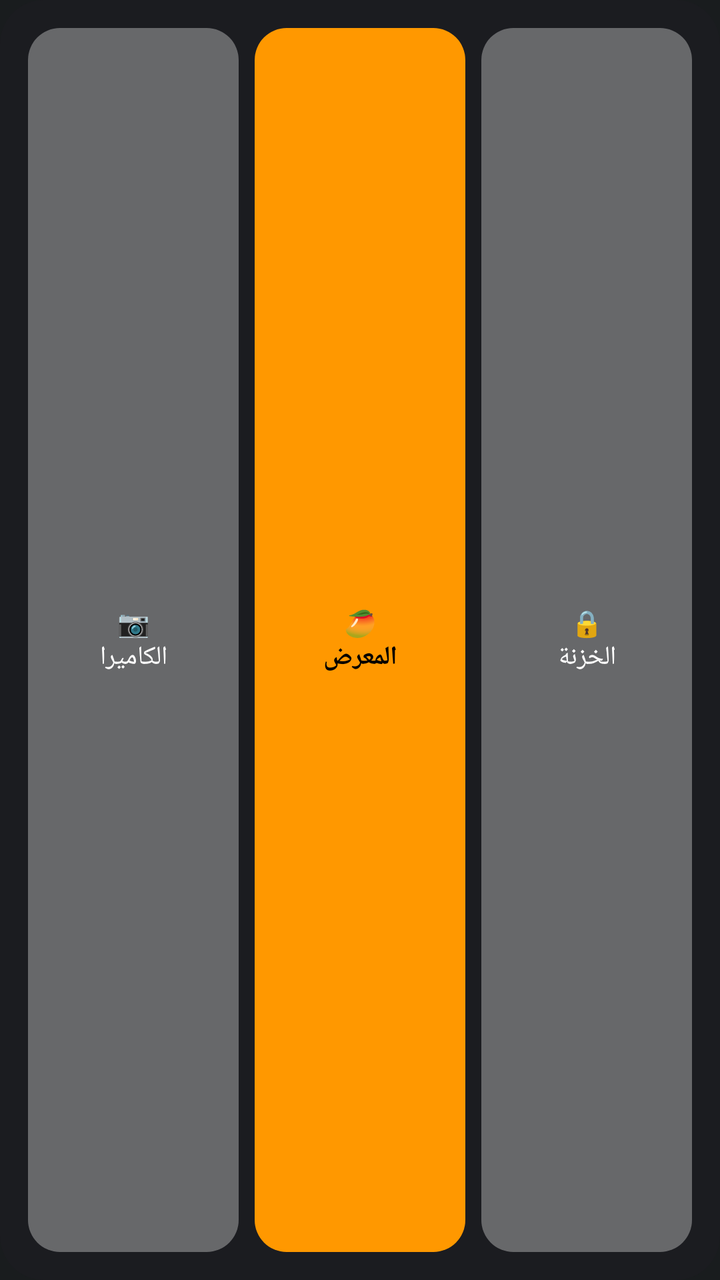
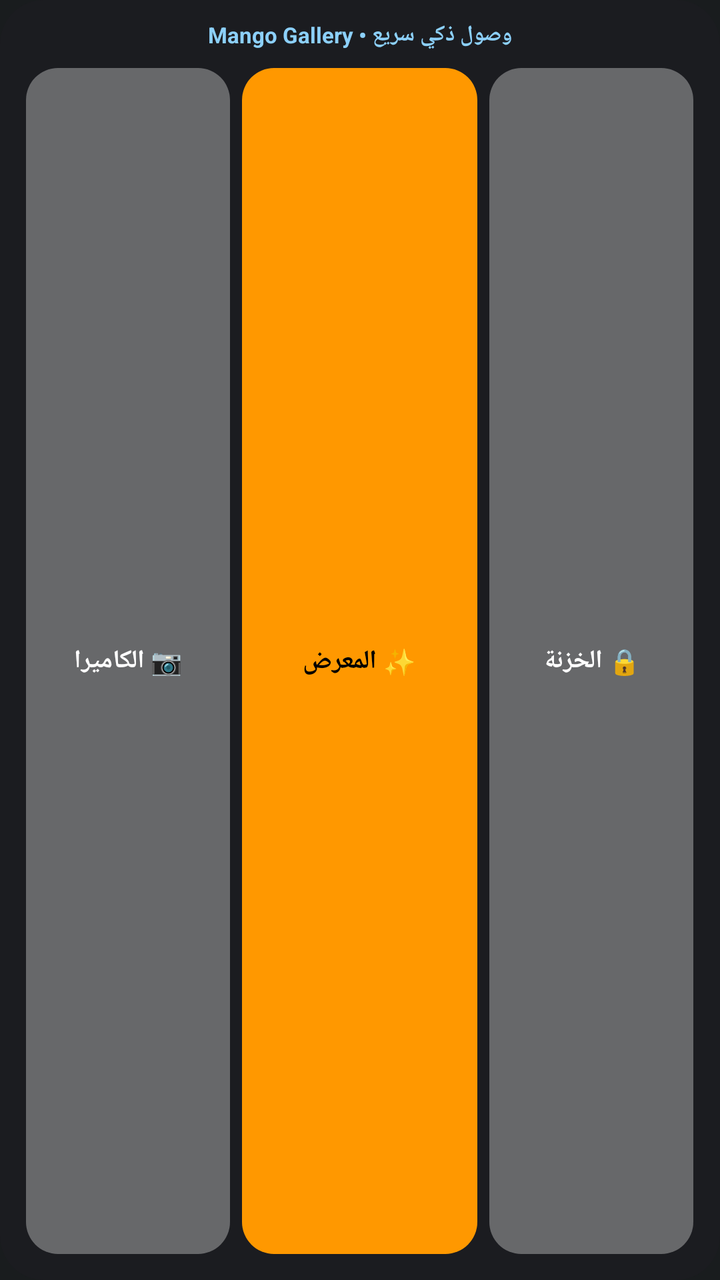

An Android layout rendered at two revisions. The XML below is the earlier revision; the diff shows what the commit changed to produce the second picture.
<!-- AndroidManifest.xml: application theme android:Theme.DeviceDefault.NoActionBar -->
<!-- res/layout/mango_widget_quick.xml -->
<?xml version="1.0" encoding="utf-8"?>
<LinearLayout xmlns:android="http://schemas.android.com/apk/res/android"
    android:layout_width="match_parent"
    android:layout_height="match_parent"
    android:background="@drawable/widget_dark_bg"
    android:gravity="center"
    android:orientation="horizontal"
    android:padding="10dp">

    <TextView
        android:id="@+id/quick_camera"
        android:layout_width="0dp"
        android:layout_height="match_parent"
        android:layout_margin="4dp"
        android:layout_weight="1"
        android:background="@drawable/widget_btn_bg"
        android:gravity="center"
        android:text="📷\nالكاميرا"
        android:textColor="#FFFFFFFF"
        android:textSize="13sp" />

    <TextView
        android:id="@+id/quick_gallery"
        android:layout_width="0dp"
        android:layout_height="match_parent"
        android:layout_margin="4dp"
        android:layout_weight="1"
        android:background="@drawable/widget_accent_bg"
        android:gravity="center"
        android:text="🥭\nالمعرض"
        android:textColor="#FF000000"
        android:textSize="13sp"
        android:textStyle="bold" />

    <TextView
        android:id="@+id/quick_vault"
        android:layout_width="0dp"
        android:layout_height="match_parent"
        android:layout_margin="4dp"
        android:layout_weight="1"
        android:background="@drawable/widget_btn_bg"
        android:gravity="center"
        android:text="🔒\nالخزنة"
        android:textColor="#FFFFFFFF"
        android:textSize="13sp" />
</LinearLayout>
<!-- resources referenced by this layout -->
<resources>
  <!-- drawable widget_accent_bg (drawable) -->
  <?xml version="1.0" encoding="utf-8"?>
  <shape xmlns:android="http://schemas.android.com/apk/res/android" android:shape="rectangle">
      <solid android:color="#FFFF9800" />
      <corners android:radius="16dp" />
  </shape>
  <!-- drawable widget_btn_bg (drawable) -->
  <?xml version="1.0" encoding="utf-8"?>
  <shape xmlns:android="http://schemas.android.com/apk/res/android" android:shape="rectangle">
      <solid android:color="#55FFFFFF" />
      <corners android:radius="16dp" />
  </shape>
  <!-- drawable widget_dark_bg (drawable) -->
  <?xml version="1.0" encoding="utf-8"?>
  <shape xmlns:android="http://schemas.android.com/apk/res/android" android:shape="rectangle">
      <solid android:color="#F01C1C20" />
      <corners android:radius="22dp" />
  </shape>
</resources>

<!-- the commit's change to res/layout/mango_widget_quick.xml (unified diff, before → after) -->
@@ -3,44 +3,66 @@
     android:layout_width="match_parent"
     android:layout_height="match_parent"
     android:background="@drawable/widget_dark_bg"
-    android:gravity="center"
-    android:orientation="horizontal"
+    android:gravity="center_vertical"
+    android:orientation="vertical"
     android:padding="10dp">
 
     <TextView
-        android:id="@+id/quick_camera"
-        android:layout_width="0dp"
-        android:layout_height="match_parent"
-        android:layout_margin="4dp"
-        android:layout_weight="1"
-        android:background="@drawable/widget_btn_bg"
+        android:id="@+id/quick_stats_header"
+        android:layout_width="match_parent"
+        android:layout_height="wrap_content"
         android:gravity="center"
-        android:text="📷\nالكاميرا"
-        android:textColor="#FFFFFFFF"
-        android:textSize="13sp" />
-
-    <TextView
-        android:id="@+id/quick_gallery"
-        android:layout_width="0dp"
-        android:layout_height="match_parent"
-        android:layout_margin="4dp"
-        android:layout_weight="1"
-        android:background="@drawable/widget_accent_bg"
-        android:gravity="center"
-        android:text="🥭\nالمعرض"
-        android:textColor="#FF000000"
-        android:textSize="13sp"
+        android:paddingBottom="6dp"
+        android:maxLines="1"
+        android:text="Mango Gallery • وصول ذكي سريع"
+        android:textColor="#FF8CD0FA"
+        android:textSize="11sp"
         android:textStyle="bold" />
 
-    <TextView
-        android:id="@+id/quick_vault"
-        android:layout_width="0dp"
-        android:layout_height="match_parent"
-        android:layout_margin="4dp"
+    <LinearLayout
+        android:layout_width="match_parent"
+        android:layout_height="0dp"
         android:layout_weight="1"
-        android:background="@drawable/widget_btn_bg"
         android:gravity="center"
-        android:text="🔒\nالخزنة"
-        android:textColor="#FFFFFFFF"
-        android:textSize="13sp" />
+        android:orientation="horizontal">
+
+        <TextView
+            android:id="@+id/quick_camera"
+            android:layout_width="0dp"
+            android:layout_height="match_parent"
+            android:layout_margin="3dp"
+            android:layout_weight="1"
+            android:background="@drawable/widget_btn_bg"
+            android:gravity="center"
+            android:text="📷 الكاميرا"
+            android:textColor="#FFFFFFFF"
+            android:textSize="12.5sp"
+            android:textStyle="bold" />
+
+        <TextView
+            android:id="@+id/quick_gallery"
+            android:layout_width="0dp"
+            android:layout_height="match_parent"
+            android:layout_margin="3dp"
+            android:layout_weight="1.15"
+            android:background="@drawable/widget_accent_bg"
+            android:gravity="center"
+            android:text="✨ المعرض"
+            android:textColor="#FF000000"
+            android:textSize="13sp"
+            android:textStyle="bold" />
+
+        <TextView
+            android:id="@+id/quick_vault"
+            android:layout_width="0dp"
+            android:layout_height="match_parent"
+            android:layout_margin="3dp"
+            android:layout_weight="1"
+            android:background="@drawable/widget_btn_bg"
+            android:gravity="center"
+            android:text="🔒 الخزنة"
+            android:textColor="#FFFFFFFF"
+            android:textSize="12.5sp"
+            android:textStyle="bold" />
+    </LinearLayout>
 </LinearLayout>
